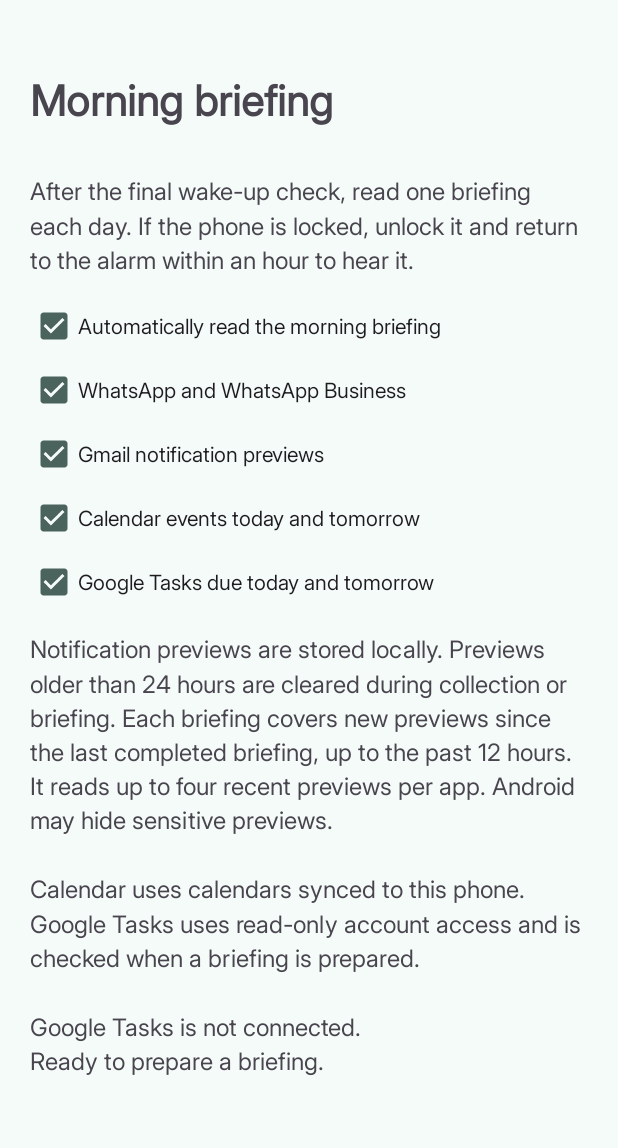
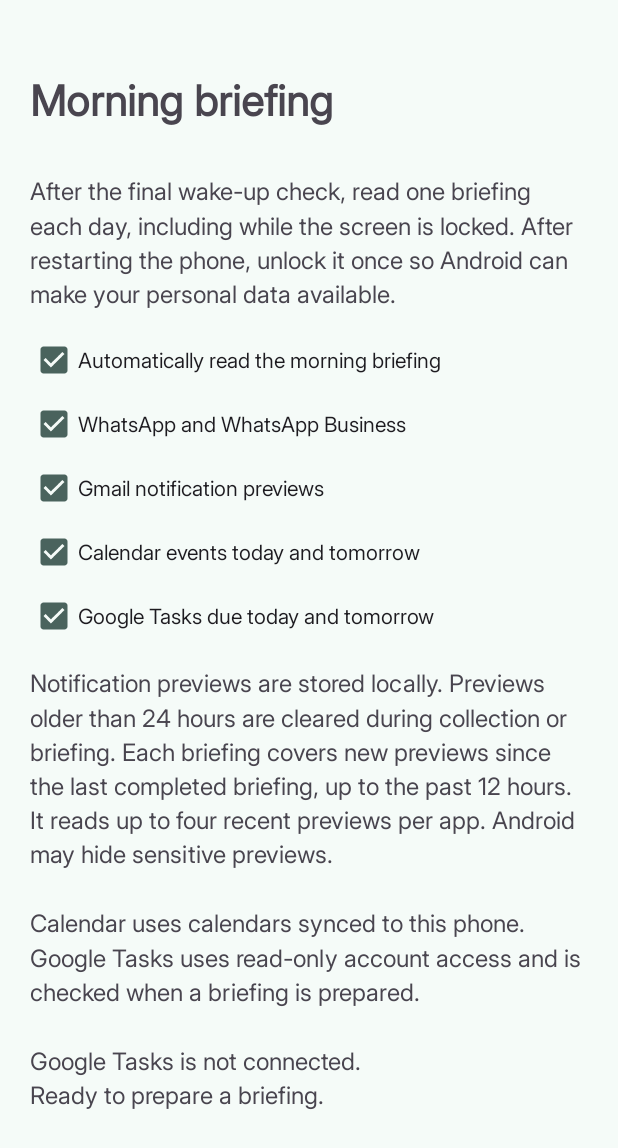
Before and after one commit to timothyjacobmail/AriseOSleeper, an Android app: the BriefingActivity screen opened directly, with no data from a screen before it, on a phone screen of 412 x 824 dp. Shown: the top 1148 px of the screen. Run offline under Robolectric (Android 15) with nearby library versions, the phone set to English and light mode, and no system bars; 11 statements that could not run were skipped.

Commit message:
Allow locked-screen briefings and scale speech timeout

```diff
--- a/app/src/main/java/com/example/ariseosleeper/BriefingActivity.kt
+++ b/app/src/main/java/com/example/ariseosleeper/BriefingActivity.kt
@@ -73,7 +73,7 @@ class BriefingActivity : AppCompatActivity() {
             })
         }
         add(label("Morning briefing", 26f))
-        add(label("After the final wake-up check, read one briefing each day. If the phone is locked, unlock it and return to the alarm within an hour to hear it."))
+        add(label("After the final wake-up check, read one briefing each day, including while the screen is locked. After restarting the phone, unlock it once so Android can make your personal data available."))
         toggle("Automatically read the morning briefing", "enabled")
         toggle("WhatsApp and WhatsApp Business", "WhatsApp")
         toggle("Gmail notification previews", "Gmail")
--- a/app/src/main/java/com/example/ariseosleeper/MorningBriefing.kt
+++ b/app/src/main/java/com/example/ariseosleeper/MorningBriefing.kt
@@ -12,7 +12,8 @@ internal object MorningBriefing {
     fun prefs(c: Context) = c.getSharedPreferences("morning_briefing", Context.MODE_PRIVATE)
     fun enabled(c: Context) = prefs(c).getBoolean("enabled", true)
     fun allowed(c: Context, source: String) = enabled(c) && prefs(c).getBoolean(source, true)
-    fun unlocked(c: Context) = c.getSystemService(UserManager::class.java).isUserUnlocked &&
+    fun storageAvailable(c: Context) = c.getSystemService(UserManager::class.java).isUserUnlocked
+    fun unlocked(c: Context) = storageAvailable(c) &&
         !c.getSystemService(KeyguardManager::class.java).isDeviceLocked
 
     fun eligible(completedAt: Long, now: Long, lastDay: String): Boolean {
@@ -23,7 +24,7 @@ internal object MorningBriefing {
     }
 
     @Synchronized fun maybeStart(activity: Activity) {
-        if (!unlocked(activity) || !enabled(activity)) return
+        if (!storageAvailable(activity) || !enabled(activity)) return
         val state = VerseAlarmStore.read(activity)
         val id = state.completedRoutineId ?: return
         if (state.challenge != null) return
```
Also changed, not shown: app/src/main/java/com/example/ariseosleeper/BriefingService.kt (+6 -3 lines), 1 other file.
